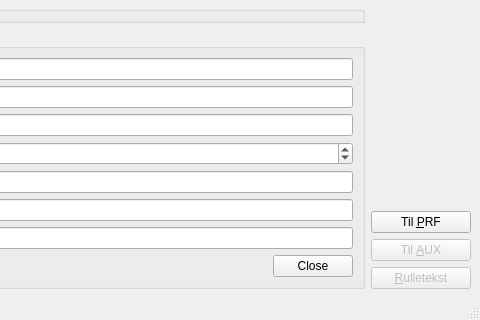
The window that src/gui/pling-plong-odometer.ui (havardgulldahl/pling-plong-odometer) describes before a commit, drawn with Qt 5; both pictures show x 250 to 730 and y 280 to 600 of the 730 by 600 pixel window.
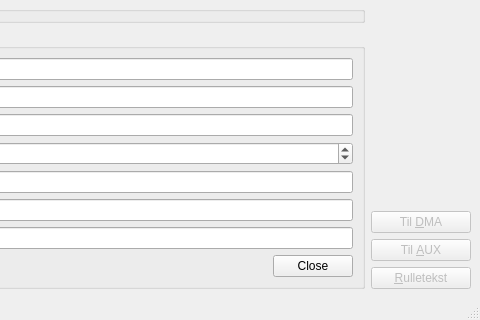
The same window after the commit.

The edit to the form file:
```diff
--- a/src/gui/pling-plong-odometer.ui
+++ b/src/gui/pling-plong-odometer.ui
@@ -313,10 +313,10 @@
       <item>
        <widget class="QPushButton" name="PRFButton">
         <property name="enabled">
-         <bool>true</bool>
+         <bool>false</bool>
         </property>
         <property name="text">
-         <string>Til &amp;PRF</string>
+         <string>Til &amp;DMA</string>
         </property>
        </widget>
       </item>
```
Left out of the diff: 2 changed lines with no effect on the pictures.
